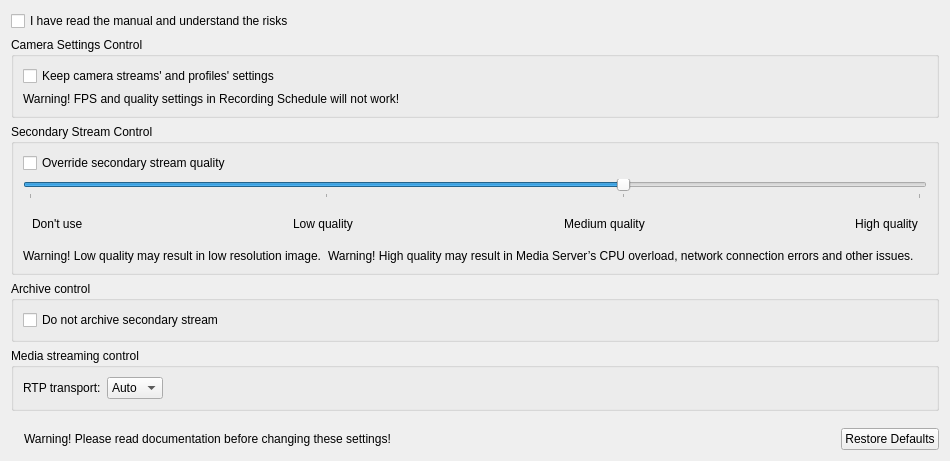
Above: client/src/ui/widgets/properties/expert_settings_widget.ui from networkoptix/nx_open before the change. Below: the same form after it.
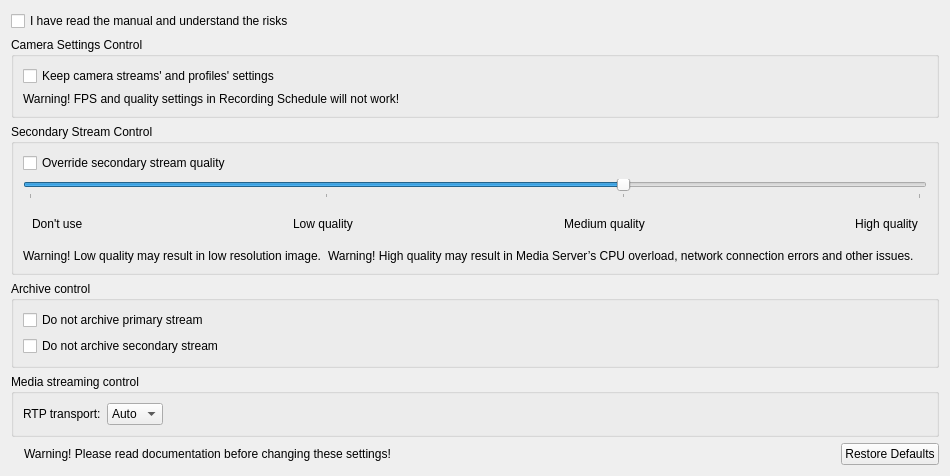
That is the form after the change. Icons and pictures are not drawn.

Commit message:
(Issue #3666) :  "Do not archive primary stream" option
<==== Mercurial data ====>
Branch: roma_pack2

What changed in the file:
```diff
--- a/client/src/ui/widgets/properties/expert_settings_widget.ui
+++ b/client/src/ui/widgets/properties/expert_settings_widget.ui
@@ -222,6 +222,13 @@
          <string>Archive control</string>
         </property>
         <layout class="QVBoxLayout" name="verticalLayout_2">
+         <item>
+          <widget class="QCheckBox" name="checkBoxPrimaryRecorder">
+           <property name="text">
+            <string>Do not archive primary stream</string>
+           </property>
+          </widget>
+         </item>
          <item>
           <widget class="QCheckBox" name="checkBoxSecondaryRecorder">
            <property name="text">
```
Left out of the diff: 1 changed line with no effect on the pictures. The commit also changes 5 other files.
